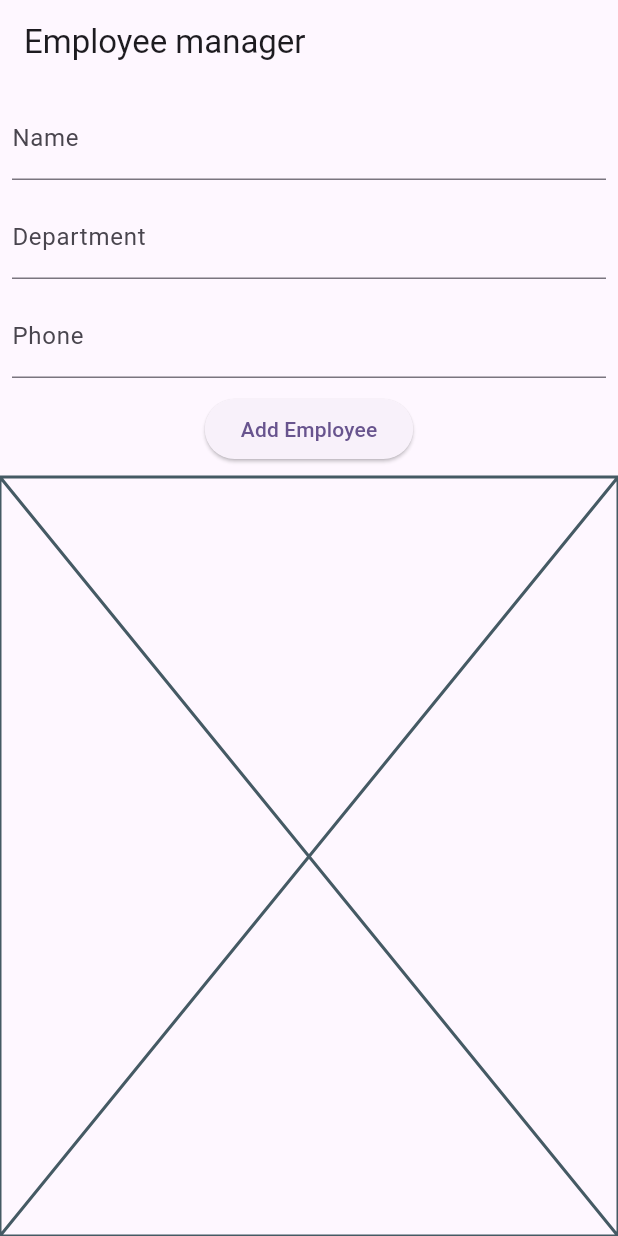
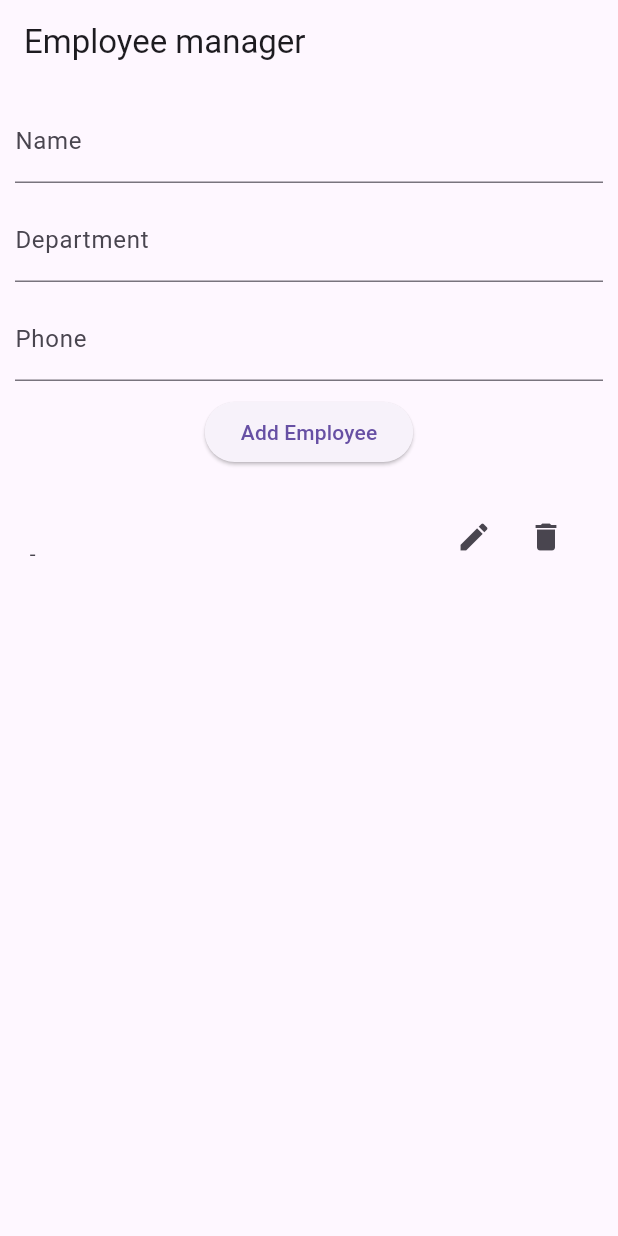
Before and after one commit to Damish-7/state_employee_learn, a Flutter app: the screen it shows after launch, after a tap on "Add Employee", on a phone screen of 412 x 824 dp. Run offline on Flutter 3.47's test engine with Material 3 defaults, Android fonts, the phone set to English and light mode, and no system bars; our stand-ins replace get, hive, hive_flutter; accounts and stored records are empty.

Commit message:
almost done

```diff
--- a/lib/db/controller/employee_controller.dart
+++ b/lib/db/controller/employee_controller.dart
@@ -1,5 +1,43 @@
 import 'package:get/state_manager.dart';
+import 'package:hive/hive.dart';
+import 'package:state_employee_learn/db/model/patient_model.dart';
+
 
 class EmployeeController extends GetxController{
+    final RxList<EmployeeModel> employeeList = <EmployeeModel>[].obs;
+    final RxBool isLoading = false.obs;
+    RxString searchQuery = ''.obs;
 
+    late Box<EmployeeModel> employeeBox;
+
+    @override
+      void onInit() {
+        super.onInit();
+        employeeBox = Hive.box<EmployeeModel> ('employee_db');
+        getAllEmployees();
+      }
+
+      Future<void> addEmployee(EmployeeModel employee) async {
+        isLoading.value = true;
+         final id = await employeeBox.add(employee);
+         employee.id = id;
+         await employeeBox.put(id,employee);
+
+         getAllEmployees();
+          isLoading.value = false;
+      }
+
+       void getAllEmployees(){
+        employeeList.assignAll(employeeBox.values.toList());
+       }
+
+      Future<void> deleteEmployee(int id) async {
+        await employeeBox.delete(id);
+        getAllEmployees();
+      }
+
+      Future<void> updateEmployee(int id, EmployeeModel employee)async {
+        await employeeBox.put(id, employee);
+        getAllEmployees();
+      }
 }
--- a/lib/main.dart
+++ b/lib/main.dart
@@ -1,22 +1,28 @@
 import 'package:flutter/material.dart';
 import 'package:get/get.dart';
+import 'package:hive_flutter/adapters.dart';
+import 'package:state_employee_learn/db/model/patient_model.dart';
 import 'package:state_employee_learn/screens/home_screen.dart';
 
-void main() {
+Future<void> main() async {
+  WidgetsFlutterBinding.ensureInitialized();
+  await Hive.initFlutter();
+
+  if (!Hive.isAdapterRegistered(1)){
+    Hive.registerAdapter(EmployeeModelAdapter());
+  }
+  await Hive.openBox<EmployeeModel>('employee_db');
   runApp(const MyApp());
 }
 
 class MyApp extends StatelessWidget {
   const MyApp({super.key});
 
-  // This widget is the root of your application.
+
   @override
   Widget build(BuildContext context) {
     return GetMaterialApp(
-      title: 'Flutter Demo',
-      theme: ThemeData(
-        colorScheme: .fromSeed(seedColor: Colors.deepPurple),
-      ),
+      debugShowCheckedModeBanner: false,
       home: HomeScreen() ,
     );
   }
--- a/lib/screens/home_screen.dart
+++ b/lib/screens/home_screen.dart
@@ -1,9 +1,13 @@
 import 'package:flutter/material.dart';
+import 'package:get/get.dart';
+import 'package:state_employee_learn/db/controller/employee_controller.dart';
 import 'package:state_employee_learn/screens/widgets/add_employee_widget.dart';
 import 'package:state_employee_learn/screens/widgets/employee_list_widget.dart';
 
 class HomeScreen extends StatelessWidget {
-  const HomeScreen({super.key});
+   HomeScreen({super.key});
+
+  final EmployeeController controller = Get.put(EmployeeController());
 
   @override
   Widget build(BuildContext context) {
--- a/lib/screens/widgets/add_employee_widget.dart
+++ b/lib/screens/widgets/add_employee_widget.dart
@@ -1,4 +1,7 @@
 import 'package:flutter/material.dart';
+import 'package:get/get.dart';
+import 'package:state_employee_learn/db/controller/employee_controller.dart';
+import 'package:state_employee_learn/db/model/patient_model.dart';
 
 class AddEmployeeWidget extends StatelessWidget {
       AddEmployeeWidget({super.key});
@@ -8,25 +11,52 @@ class AddEmployeeWidget extends StatelessWidget {
   final departmentcontroller = TextEditingController();
   final phonecontroller = TextEditingController();
 
+  final EmployeeController controller = Get.find();
+
   @override
   Widget build(BuildContext context) {
     return Padding(
-      padding: const EdgeInsets.all(8.0),
+      padding: const EdgeInsets.all(10),
       child: Column(
         children: [
 
           TextField(controller: namecontroller, decoration: const InputDecoration(labelText: "Name"),),
-          SizedBox(height: 10),
+          const SizedBox(height: 10),
           TextField(controller: departmentcontroller, decoration: const InputDecoration(labelText: "Department"),),
-          SizedBox(height: 10),
+          const SizedBox(height: 10),
           TextField(controller: phonecontroller, decoration: const InputDecoration(labelText: "Phone"),),
-          SizedBox(height: 10),
+          const SizedBox(height: 10),
 
-          ElevatedButton(onPressed: (){}, child: const Text("Add Employee"))
+          Obx(() => ElevatedButton(
+            onPressed: controller.isLoading.value
+            ? null
+            : () {
+              controller.addEmployee(
+               EmployeeModel(
+                name: namecontroller.text.trim(),
+                department: departmentcontroller.text.trim(),
+                phone: phonecontroller.text.trim(),
+              ),
+              );
 
+              namecontroller.clear();
+              departmentcontroller.clear();
+              phonecontroller.clear();
+
+              },
+
+            child: controller.isLoading.value
+            ? const SizedBox(
+              height: 20,
+              width: 20,
+               child: CircularProgressIndicator(strokeWidth: 2),
+            )
+            : const Text('Add Employee'),
+            )),
 
         ],
       ),
     );
+
   }
 }
--- a/lib/screens/widgets/employee_list_widget.dart
+++ b/lib/screens/widgets/employee_list_widget.dart
@@ -1,10 +1,87 @@
 import 'package:flutter/material.dart';
+import 'package:get/get.dart';
+import 'package:state_employee_learn/db/controller/employee_controller.dart';
+import 'package:state_employee_learn/db/model/patient_model.dart';
+
 
 class EmployeeListWidget extends StatelessWidget {
-  const EmployeeListWidget({super.key});
+   EmployeeListWidget({super.key});
+
+  final EmployeeController controller = Get.find();
 
   @override
   Widget build(BuildContext context) {
-    return const Placeholder();
+    return Obx(()  {
+      if (controller.employeeList.isEmpty){
+        return const Center(child: Text('No employee found'));
+      }
+
+      return ListView.builder(
+        itemCount: controller.employeeList.length,
+        itemBuilder: (_, index){
+          final employee = controller.employeeList[index];
+
+          return ListTile(
+            title: Text(employee.name),
+            subtitle: Text('${employee.department} - ${employee.phone}'),
+
+            trailing: Row(
+              mainAxisSize: MainAxisSize.min,
+              children: [
+                IconButton(
+                  icon: const Icon(Icons.edit),
+                  onPressed: () => _editEmployee(context, employee),
+                ),
+                IconButton(
+                  icon: const Icon(Icons.delete),
+                  onPressed: () => controller.deleteEmployee(employee.id == null ? 0 : employee.id!),
+                ),
+              ],
+            ),
+          );
+        },
+        );
+
+    });
+  }
+
+  void _editEmployee(BuildContext context, EmployeeModel employees){
+    final nameController = TextEditingController(text: employees.name);
+    final departmentController = TextEditingController(text: employees.department);
+    final phoneController = TextEditingController(text: employees.phone);
+
+    showDialog(
+      context: context,
+      builder: (_) => AlertDialog(
+        title: const Text('Edit Employee'),
+        content: Column(
+          mainAxisSize: MainAxisSize.min,
+          children: [
+            TextField(controller: nameController),
+            TextField(controller: departmentController),
+            TextField(controller: phoneController),
+          ],
+        ),
+
+        actions: [
+          TextButton(onPressed: Get.back, child: const Text('cancel')),
+          ElevatedButton(
+            onPressed: () {
+             controller.updateEmployee(
+              employees.id == null ? 0 : employees.id!,
+              EmployeeModel(
+                id: employees.id!,
+                name: nameController.text.trim(),
+                 department: departmentController.text.trim(),
+                  phone: phoneController.text.trim(),
+                  ),
+              );
+              Get.back();
+          },
+           child: const Text('update'),
+           ),
+        ],
+      )
+      );
   }
 }
```
